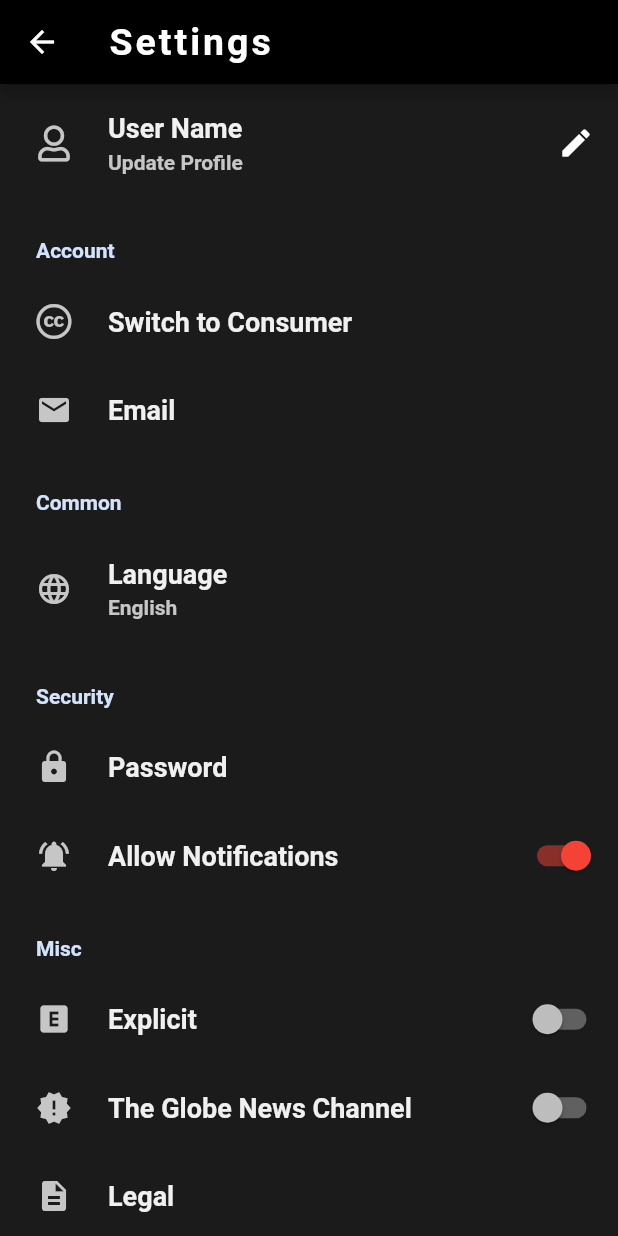
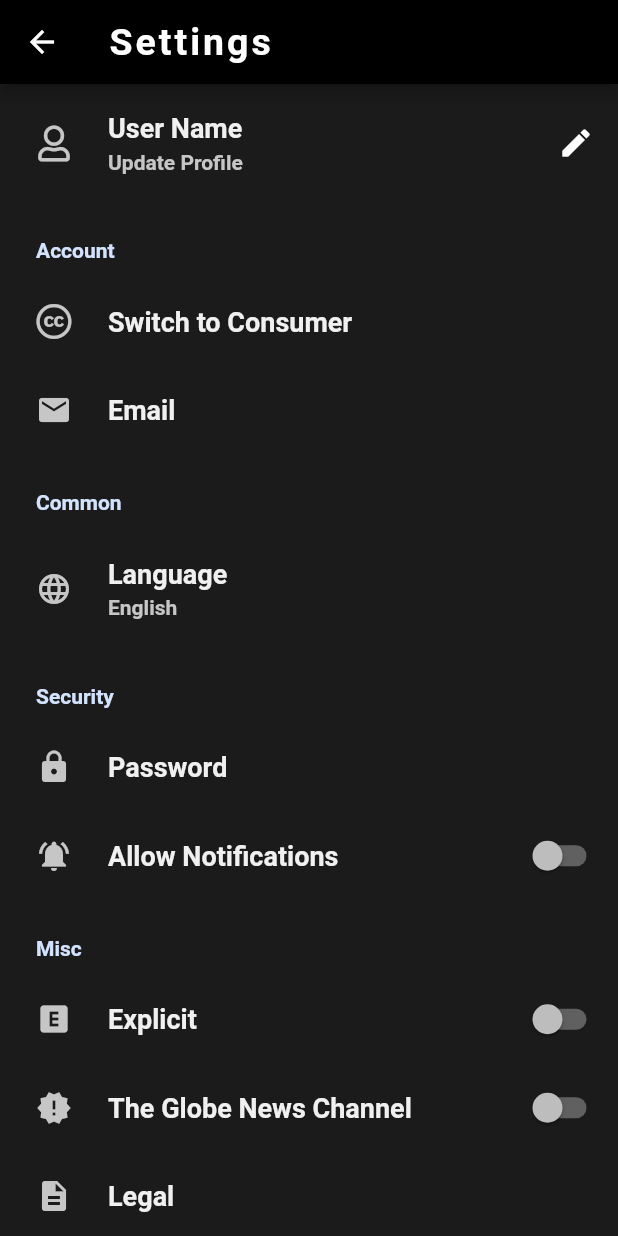
Before and after one commit to Tusharcoder18/queen_ott_app, a Flutter app: the SettingsPage screen opened directly, on a phone screen of 412 x 824 dp. Run offline on Flutter 3.47's test engine with Material 2 defaults, Android fonts, the phone set to English and light mode, and no system bars; drawn by our look-alikes of settings_ui; our stand-ins replace chewie, cloud_firestore, firebase_auth, firebase_core, firebase_storage, font_awesome_flutter and 5 more; missing offline and left inert: flutter_facebook_login; accounts and stored records are empty.

Commit message:
SharedPreferences for App Settings

```diff
--- a/lib/pages/settings_page.dart
+++ b/lib/pages/settings_page.dart
@@ -5,6 +5,7 @@ import 'package:queen_ott_app/screens/content_creator_screen.dart';
 import 'package:queen_ott_app/screens/user_home_screen.dart';
 import 'package:queen_ott_app/services/authentication_service.dart';
 import 'package:settings_ui/settings_ui.dart';
+import 'package:shared_preferences/shared_preferences.dart';
 
 class SettingsPage extends StatefulWidget {
   final bool isCreator;
@@ -15,9 +16,35 @@ class SettingsPage extends StatefulWidget {
 }
 
 class _SettingsPageState extends State<SettingsPage> {
-  bool explicit = false;
-  bool notificationsEnabled = true;
-  bool globeNews = false;
+  bool explicit;
+  bool notificationsEnabled;
+  bool globeNews;
+  bool isLoading = true;
+
+  @override
+  void initState() {
+    super.initState();
+    getPreferences().whenComplete(() {
+      setState(() {
+        isLoading = false;
+      });
+    });
+  }
+
+  Future<void> getPreferences() async {
+    SharedPreferences prefs = await SharedPreferences.getInstance();
+    explicit = prefs.getBool('explicit') ?? false;
+    notificationsEnabled = prefs.getBool('notificationsEnabled') ?? false;
+    globeNews = prefs.getBool('globeNews') ?? false;
+  }
+
+  updatePreferences(String setting, bool value) async {
+    SharedPreferences prefs = await SharedPreferences.getInstance();
+    await prefs.setBool(setting, value);
+    setState(() {
+      print('Settings saved successfully');
+    });
+  }
 
   @override
   Widget build(BuildContext context) {
@@ -33,7 +60,11 @@ class _SettingsPageState extends State<SettingsPage> {
           ),
         ),
       ),
-      body: Container(
+      body: isLoading
+          ? Center(
+              child: CircularProgressIndicator(),
+            )
+          : Container(
               child: SettingsList(
                 sections: [
                   CustomSection(
@@ -93,6 +124,7 @@ class _SettingsPageState extends State<SettingsPage> {
                         onToggle: (value) {
                           setState(() {
                             notificationsEnabled = value;
+                            updatePreferences('notificationsEnabled', value);
                           });
                         },
                       ),
@@ -108,6 +140,7 @@ class _SettingsPageState extends State<SettingsPage> {
                         onToggle: (bool value) {
                           setState(() {
                             explicit = value;
+                            updatePreferences('explicit', value);
                           });
                         },
                       ),
@@ -118,10 +151,12 @@ class _SettingsPageState extends State<SettingsPage> {
                         onToggle: (bool value) {
                           setState(() {
                             globeNews = value;
+                            updatePreferences('globeNews', value);
                           });
                         },
                       ),
-                SettingsTile(title: 'Legal', leading: Icon(Icons.description)),
+                      SettingsTile(
+                          title: 'Legal', leading: Icon(Icons.description)),
                       SettingsTile(
                           title: 'Terms of Services',
                           leading: Icon(Icons.description_outlined)),
@@ -129,7 +164,8 @@ class _SettingsPageState extends State<SettingsPage> {
                         title: 'Sign out',
                         leading: Icon(Icons.exit_to_app),
                         onPressed: (context) {
-                    Provider.of<AuthenticationService>(context, listen: false)
+                          Provider.of<AuthenticationService>(context,
+                                  listen: false)
                               .signOutFromAll();
                           Navigator.pop(context);
                         },
--- a/pubspec.yaml
+++ b/pubspec.yaml
@@ -43,6 +43,7 @@ dependencies:
   settings_ui: ^0.6.0
   google_fonts: ^2.0.0
   pull_to_refresh: ^1.6.4
+  shared_preferences: ^2.0.5
 
 
 dev_dependencies:
```
Also changed, not shown: pubspec.lock. Lines whose indentation alone changed are shown as unchanged.
